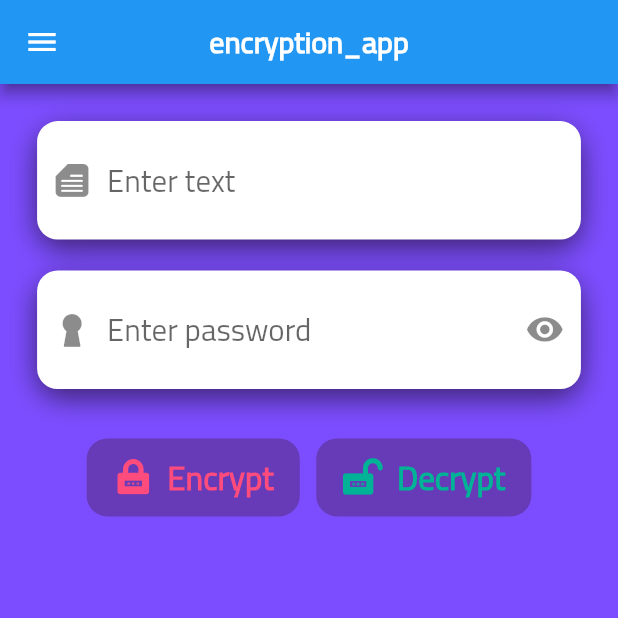
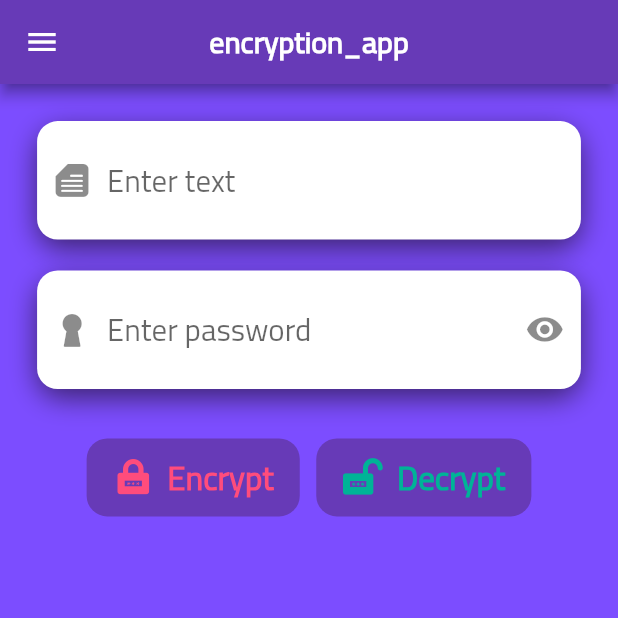
Before and after one commit to MAlazhariy/encrypt_it, a Flutter app: the HomeScreen screen opened directly, on a phone screen of 412 x 824 dp, the top half of it. Run offline on Flutter 3.47's test engine with Material 2 defaults, Android fonts, the phone set to English and light mode, and no system bars; drawn by our look-alikes of showcaseview; our stand-ins replace bloc, bot_toast, easy_localization, flutter_bloc, google_mobile_ads, hive and 7 more; missing offline and left inert: clipboard, selectable_autolink_text; accounts and stored records are empty; network calls fail.

Commit message:
solve some issues

```diff
--- a/lib/main.dart
+++ b/lib/main.dart
@@ -22,8 +22,10 @@ void main() async {
 
   RequestConfiguration config = RequestConfiguration(
     testDeviceIds: <String>['4A92A9DE35E8C65AF79B64ABF57D1274'],
+    // a539cc08-fef2-4e5d-b4fd-4b7dbe141840
   );
-  MobileAds.instance.updateRequestConfiguration(config);
+  // MobileAds.instance.updateRequestConfiguration(config);
+  MobileAds.instance.initialize();
 
   // prevent device orientation changes & force portrait
   SystemChrome.setPreferredOrientations(
--- a/lib/shared/components/components/custom_showcase.dart
+++ b/lib/shared/components/components/custom_showcase.dart
@@ -34,7 +34,7 @@ class CustomShowcase extends StatelessWidget {
         fontWeight: FontWeight.w500,
       ),
       radius: BorderRadius.circular(10.sp),
-      overlayOpacity: 0,
+      overlayOpacity: 0.5,
       child: child,
     );
   }
--- a/lib/shared/styles/themes.dart
+++ b/lib/shared/styles/themes.dart
@@ -3,17 +3,78 @@ import 'package:flutter/material.dart';
 import 'colors.dart';
 
 ThemeData darkTheme = ThemeData(
+  /// for more details see: https://api.flutter.dev/flutter/material/ColorScheme-class.html
+  // colorScheme: ColorScheme(
+  //   brightness: brightness, // A color that typically appears behind scrollable content.
+  //   primary: primary, // The color displayed most frequently across your app’s screens and components.
+  //   onPrimary: onPrimary, // A color that's clearly legible when drawn on primary. [...]
+  //   secondary: secondary, // An accent color used for less prominent components in the UI, such as filter chips, while expanding the opportunity for color expression.
+  //   onSecondary: onSecondary, // A color that's clearly legible when drawn on secondary. [...]
+  //   error: error, // The color to use for input validation errors, e.g. for InputDecoration.errorText.
+  //   onError: onError, // A color that's clearly legible when drawn on error. [...]
+  //   background: background, // A color that typically appears behind scrollable content.
+  //   onBackground: onBackground, // A color that's clearly legible when drawn on background. [...]
+  //   surface: surface, // The background color for widgets like Card.
+  //   onSurface: onSurface, // A color that's clearly legible when drawn on surface. [...]
+  // ),
   fontFamily: 'Cairo',
   focusColor: mainColor,
   primaryColor: mainColor,
-  primaryColorDark: mainColor,
+  primarySwatch: const MaterialColor(
+    0xff3ab7ff,
+    // 0% comes in here, this will be color picked if no shade is selected when defining a Color property which doesn’t require a swatch.
+    <int, Color>{
+      50: Color(0xff34a5e6), //10%
+      100: Color(0xff2e92cc), //20%
+      200: Color(0xff2980b3), //30%
+      300: Color(0xff236e99), //40%
+      400: Color(0xff1d5c80), //50%
+      500: Color(0xff174966), //60%
+      600: Color(0xff11374c), //70%
+      700: Color(0xff0c2533), //80%
+      800: Color(0xff061219), //90%
+      900: Color(0xff000000), //100%
+    },
+  ),
+  // primaryColorLight: mainColor,
+  // primaryColorDark: mainColor,
   scaffoldBackgroundColor: Colors.black,
 );
 
 ThemeData lightTheme = ThemeData(
+  /// for more details see: https://api.flutter.dev/flutter/material/ColorScheme-class.html
+  colorScheme: const ColorScheme(
+    brightness: Brightness.light, // A color that typically appears behind scrollable content.
+    primary: mainColor, // The color displayed most frequently across your app’s screens and components.
+    onPrimary: Colors.white, // A color that's clearly legible when drawn on primary. [...]
+    secondary: bGColor, // An accent color used for less prominent components in the UI, such as filter chips, while expanding the opportunity for color expression.
+    onSecondary: Colors.white, // A color that's clearly legible when drawn on secondary. [...]
+    error: redColor, // The color to use for input validation errors, e.g. for InputDecoration.errorText.
+    onError: Colors.white, // A color that's clearly legible when drawn on error. [...]
+    background: Colors.white, // A color that typically appears behind scrollable content.
+    onBackground: lightGrayColor, // A color that's clearly legible when drawn on background. [...]
+    surface: lightGrayColor, // The background color for widgets like Card.
+    onSurface: mainColor, // A color that's clearly legible when drawn on surface. [...]
+    shadow: shadowColor,
+  ),
   fontFamily: 'Cairo',
-  focusColor: mainColor,
+  // focusColor: shadowColor,
   primaryColor: mainColor,
-  primaryColorDark: mainColor,
+  primarySwatch: const MaterialColor(
+    0xff3ab7ff,
+    // 0% comes in here, this will be color picked if no shade is selected when defining a Color property which doesn’t require a swatch.
+    <int, Color>{
+      50: Color(0xff34a5e6), //10%
+      100: Color(0xff2e92cc), //20%
+      200: Color(0xff2980b3), //30%
+      300: Color(0xff236e99), //40%
+      400: Color(0xff1d5c80), //50%
+      500: Color(0xff174966), //60%
+      600: Color(0xff11374c), //70%
+      700: Color(0xff0c2533), //80%
+      800: Color(0xff061219), //90%
+      900: Color(0xff000000), //100%
+    },
+  ),
   canvasColor: Colors.transparent,
 );
```
Also changed, not shown: lib/layout/home_screen.dart (+9 -10 lines), lib/modules/add_to_text_store.dart (+17 -11 lines), lib/modules/ads/banner_ad_model.dart (+4 -4 lines), lib/modules/edit_text_store_screen.dart (+10 -10 lines), lib/shared/network/local/text_store_cache.dart (+5 -5 lines), pubspec.yaml (+11 -11 lines), pubspec.lock.
